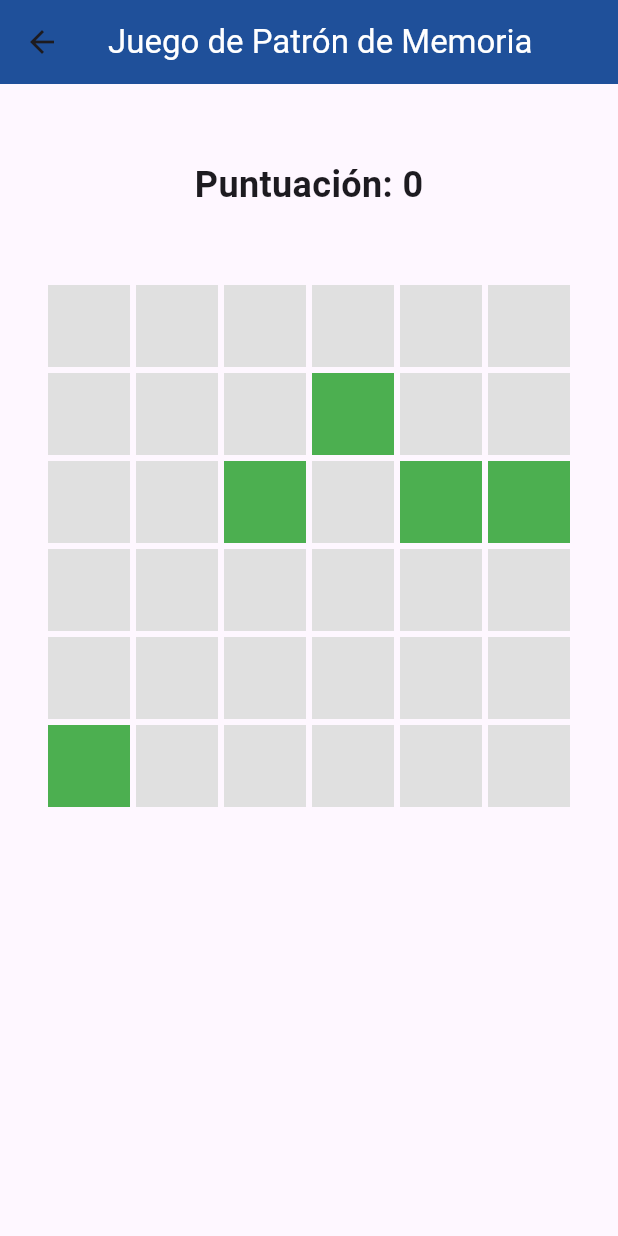
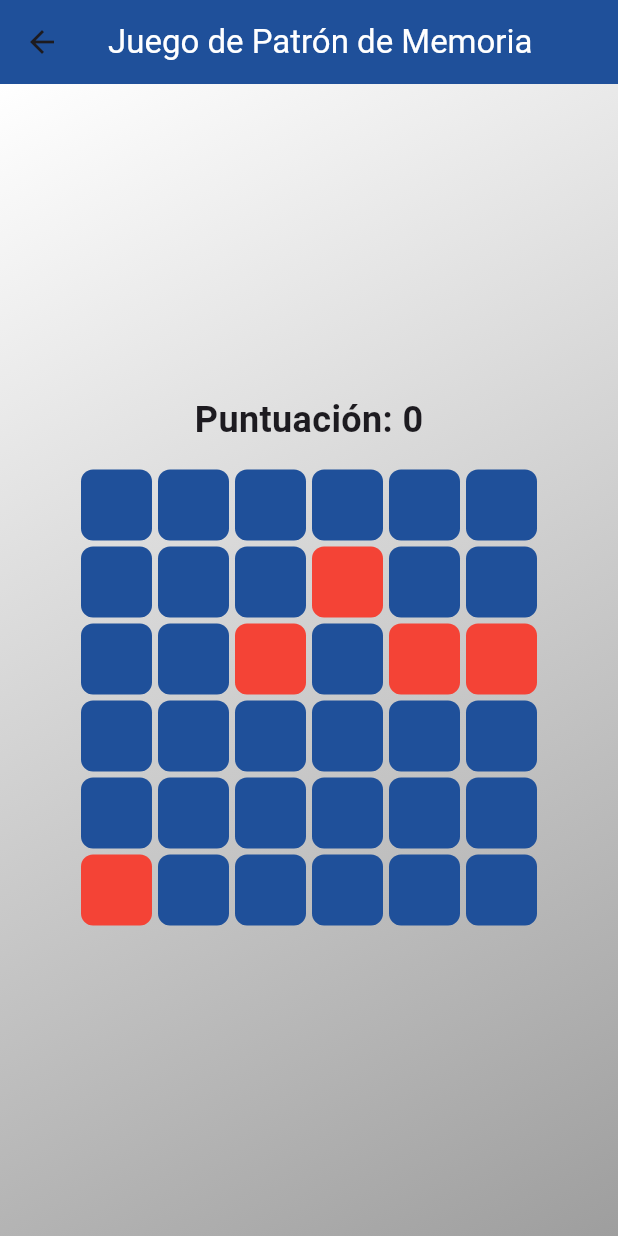
Before and after one commit to LuisM935/Residencia, a Flutter app: the MemoryGame screen opened directly, on a phone screen of 412 x 824 dp. Run offline on Flutter 3.47's test engine with Material 3 defaults, Android fonts, the phone set to English and light mode, and no system bars; our stand-ins replace cloud_firestore, firebase_auth, firebase_core, fluttertoast; accounts and stored records are empty.

Commit message:
GamesAct

```diff
--- a/resapp/lib/constants/colors.dart
+++ b/resapp/lib/constants/colors.dart
@@ -7,6 +7,10 @@ class Colores{
   static const Color tColor = Color(0xFFbdcdd6);
   static const Color qColor = Color(0xFFE5E1DA);
   static const Color bgColor = Color(0xFFFFE6A9);
+
+
   static const Color txtColor = Colors.white;
 
+
+
 }
--- a/resapp/lib/games/memoryGame/memory_game.dart
+++ b/resapp/lib/games/memoryGame/memory_game.dart
@@ -128,23 +128,56 @@ class _MemoryGameState extends State<MemoryGame> {
 
 @override
 Widget build(BuildContext context) {
+  // Obtener el tamaño de la pantalla
+  final screenWidth = MediaQuery.of(context).size.width;
+  final screenHeight = MediaQuery.of(context).size.height;
+
+  // Reducir el tamaño máximo del tablero con un factor de escala
+  final scaleFactor = 0.8; // Ajusta este factor para reducir el tamaño del tablero
+  final boardSize = (screenWidth < screenHeight
+          ? screenWidth - 32
+          : screenHeight - 120) *
+      scaleFactor; // Escalar el tamaño máximo
+
+  final squareSize = boardSize / gridSize; // Tamaño de cada celda
+
   return Scaffold(
     appBar: AppBar(
       backgroundColor: Colores.pColor,
-        title: Text('Juego de Patrón de Memoria', style: TextStyle(color: Colores.txtColor),),
+      title: Text(
+        'Juego de Patrón de Memoria',
+        style: TextStyle(color: Colores.txtColor),
       ),
-      body: Padding(
-        padding: const EdgeInsets.only(top:50,left: 32,right: 32,bottom:0 ),
+    ),
+    body: Container(
+      decoration: BoxDecoration(
+          gradient: LinearGradient(
+            colors: [Colors.white,Colors.grey],
+            begin: Alignment.topLeft,
+            end: Alignment.bottomRight,
+          ),
+        ),
+      child: Center(
+
         child: Column(
+
+          mainAxisAlignment: MainAxisAlignment.center,
           children: [
             // Mostrar la puntuación
-            Text(
+            Padding(
+              padding: const EdgeInsets.only(bottom: 16.0),
+              child: Text(
                 'Puntuación: $score',
                 style: TextStyle(fontSize: 24, fontWeight: FontWeight.bold),
               ),
-            SizedBox(height: 50,),
-            Expanded(
+            ),
+            // Tablero de juego ajustado
+            Container(
+
+              width: boardSize,
+              height: boardSize,
               child: GridView.builder(
+                physics: const NeverScrollableScrollPhysics(), // Deshabilitar desplazamiento
                 gridDelegate: SliverGridDelegateWithFixedCrossAxisCount(
                   crossAxisCount: gridSize,
                   crossAxisSpacing: 4.0,
@@ -158,11 +191,14 @@ class _MemoryGameState extends State<MemoryGame> {
                   return GestureDetector(
                     onTap: () => _checkSelection(index),
                     child: Container(
+                      decoration: BoxDecoration(
                         color: showPattern && isPatternSquare
+                            ? Colors.red
+                            : isUserSelected
                                 ? Colors.green
-                          : isUserSelected
-                              ? Colors.blue
-                              : Colors.grey[300],
+                                : Colores.pColor,
+                        borderRadius: BorderRadius.circular(8.0),
+                      ),
                     ),
                   );
                 },
@@ -171,6 +207,9 @@ class _MemoryGameState extends State<MemoryGame> {
           ],
         ),
       ),
+    ),
   );
 }
+
+
   }
--- a/resapp/lib/pages/menu.dart
+++ b/resapp/lib/pages/menu.dart
@@ -1,5 +1,6 @@
 import 'package:firebase_auth/firebase_auth.dart';
 import 'package:flutter/material.dart';
+import 'package:resapp/games/RazGame/razgMenu.dart';
 import 'package:resapp/util/NavBar.dart';
 //constants
 import 'package:resapp/constants/colors.dart';
@@ -241,7 +242,7 @@ class _MainMenu extends State<MainMenu>{
                           );
                         },),
                     onTap: () {
-                      Navigator.push(context, MaterialPageRoute(builder: (context) => RazGame()));
+                      Navigator.push(context, MaterialPageRoute(builder: (context) => RazGameMenu()));
                     },
                   ),
                 ),
```
Also changed, not shown: resapp/lib/games/RazGame/raz_game.dart (+131 -65 lines), resapp/lib/games/RazGame/razgMenu.dart (added, +116 -0 lines), resapp/lib/games/attentionGame/attention_game.dart (+5 -5 lines), 1 other file. Lines whose indentation alone changed are shown as unchanged.
